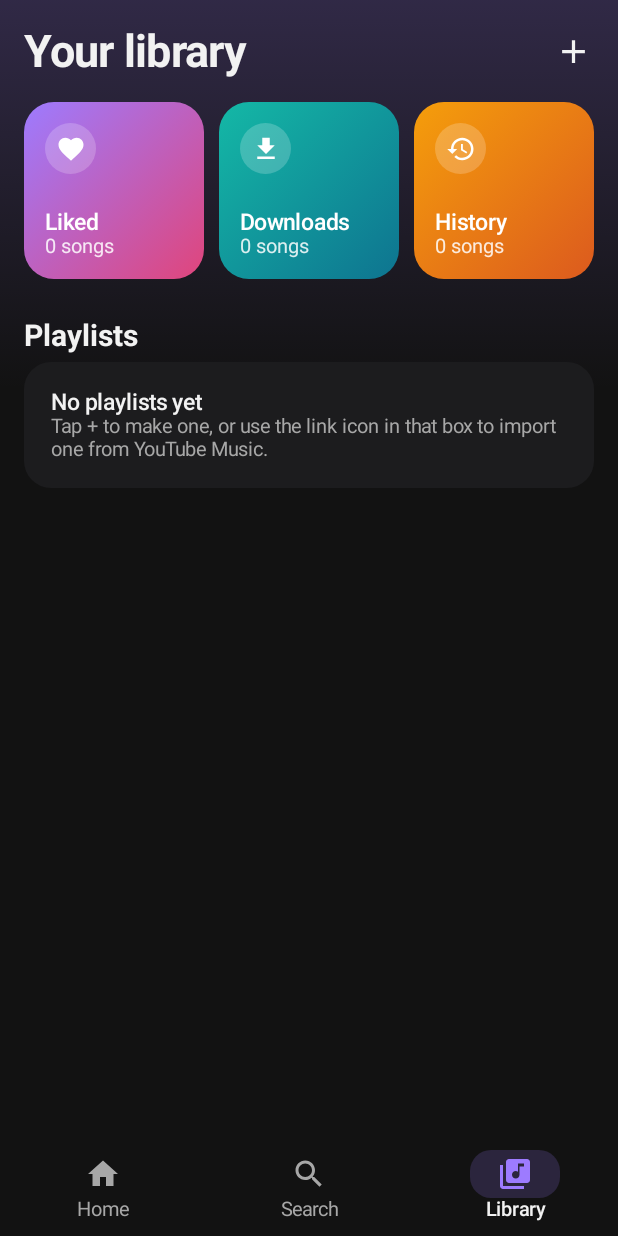
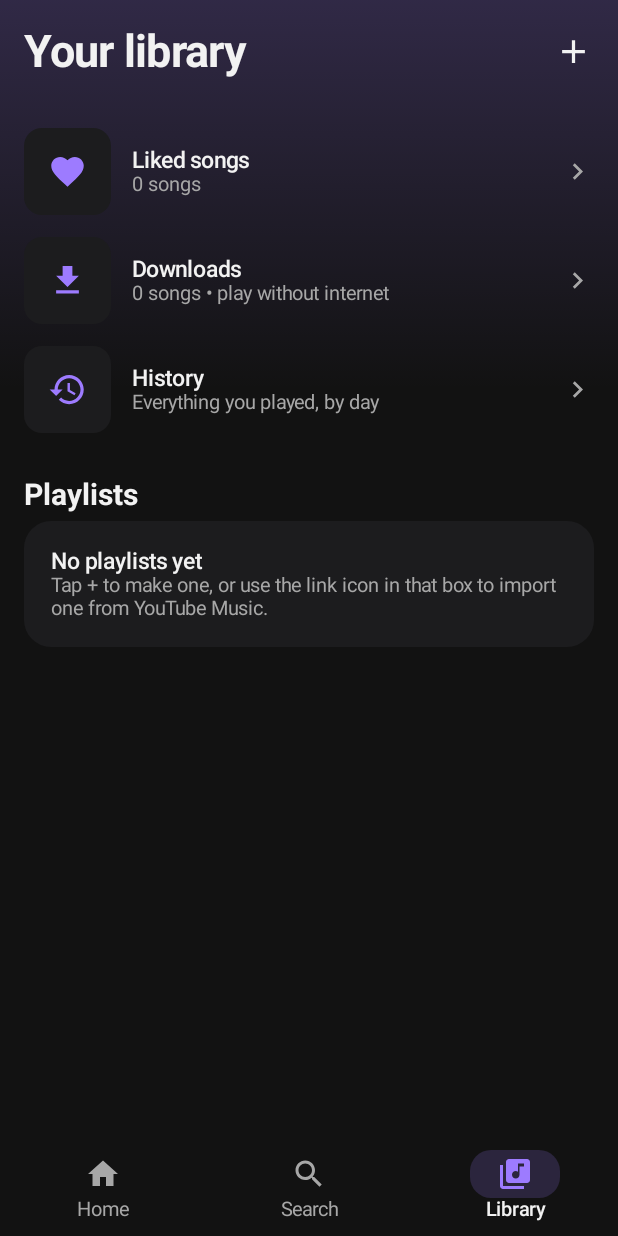
Before and after one commit to ditikrimal/tune-music, an Android app built with Jetpack Compose: the HistoryScreen screen opened through its navigation route, after a tap on "Library", on a phone screen of 412 x 824 dp. Run offline under Robolectric (Android 15) with nearby library versions, the phone set to English and light mode, and no system bars; libraries missing offline, so code that uses them is left out: org.schabi.newpipe; pictures from the network do not load; 4 statements that could not run were skipped.

Commit message:
Android Library like YouTube's You tab: History row on top, calm icon rows instead of gradient tiles
Co-Authored-By: Claude Opus 5.5 <noreply@anthropic.com>

```diff
--- a/android/app/src/main/java/app/tune/ui/Screens.kt
+++ b/android/app/src/main/java/app/tune/ui/Screens.kt
@@ -1,6 +1,9 @@
 package app.tune.ui
 
 import androidx.compose.foundation.background
+import androidx.compose.foundation.ExperimentalFoundationApi
+import androidx.compose.foundation.combinedClickable
+import androidx.compose.foundation.border
 import androidx.compose.foundation.clickable
 import androidx.compose.foundation.layout.Arrangement
 import androidx.compose.foundation.layout.Box
@@ -243,6 +246,7 @@ private fun TopResult(card: Card) {
 
 // ============================== Library ==============================
 
+@OptIn(ExperimentalFoundationApi::class)
 @Composable
 fun LibraryScreen() {
     val app = LocalApp.current
@@ -251,7 +255,8 @@ fun LibraryScreen() {
     val dv by app.graph.downloads.version.collectAsState()
     val playlists = remember(version) { app.graph.library.playlists() }
     val likedCount = remember(version) { app.graph.library.liked().size }
-    val historyCount = remember(version) { app.graph.library.history(500).size }
+    val history = remember(version) { app.graph.library.history(20).map { it.first } }
+    val ui by app.player.ui.collectAsState()
     val downloaded = remember(dv) { app.graph.downloads.downloaded().size }
     var naming by remember { mutableStateOf(false) }
     val scope = rememberCoroutineScope()
@@ -274,16 +279,38 @@ fun LibraryScreen() {
                 IconBtn(Ico.Add, "New playlist", tint = c.text, size = 26.dp) { naming = true }
             }
         }
-        // three bright tiles for the built-in collections
-        item {
-            Row(Modifier.padding(horizontal = 16.dp), horizontalArrangement = Arrangement.spacedBy(10.dp)) {
-                LibraryTile(Ico.Heart, "Liked", "$likedCount songs", listOf(c.accent, Color(0xFFE0457B)), Modifier.weight(1f)) { app.nav.navigate("liked") }
-                LibraryTile(Ico.Download, "Downloads", "$downloaded songs", listOf(Color(0xFF14B8A6), Color(0xFF0E7490)), Modifier.weight(1f)) { app.nav.navigate("downloads") }
-                LibraryTile(Ico.History, "History", "$historyCount songs", listOf(Color(0xFFF59E0B), Color(0xFFDC5A1E)), Modifier.weight(1f)) { app.nav.navigate("history") }
+        // like YouTube's "You" tab: your recent history first, as a row you can swipe
+        if (history.isNotEmpty()) {
+            item {
+                Row(Modifier.padding(start = 16.dp, end = 8.dp, top = 4.dp, bottom = 4.dp), verticalAlignment = Alignment.CenterVertically) {
+                    Text("History", style = Type.section, color = c.text, modifier = Modifier.weight(1f))
+                    Text("See all", style = Type.bodyStrong.copy(fontSize = 13.sp), color = c.text,
+                        modifier = Modifier.clip(RoundedCornerShape(16.dp)).border(1.dp, c.track, RoundedCornerShape(16.dp))
+                            .clickable { app.nav.navigate("history") }.padding(horizontal = 14.dp, vertical = 6.dp))
+                }
+            }
+            item {
+                LazyRow(contentPadding = PaddingValues(horizontal = 10.dp)) {
+                    itemsIndexed(history, key = { _, t -> "h" + t.videoId }) { i, t ->
+                        val current = ui.track?.videoId == t.videoId
+                        Column(Modifier.width(132.dp).clip(RoundedCornerShape(12.dp)).combinedClickable(
+                            onClick = { app.playList(history, i) }, onLongClick = { app.menuFor = t; app.menuPlaylistId = null }).padding(6.dp)) {
+                            Art(t.thumbnail, 120.dp, corner = 10.dp)
+                            Text(t.title, style = Type.bodyStrong.copy(fontSize = 14.sp), color = if (current) c.accentText else c.text,
+                                maxLines = 1, overflow = TextOverflow.Ellipsis, modifier = Modifier.padding(top = 6.dp))
+                            Text(t.artistLine, style = Type.caption, color = c.subtle, maxLines = 1, overflow = TextOverflow.Ellipsis)
+                        }
+                    }
+                }
             }
         }
+        // the built-in collections as calm rows
+        item { Spacer(Modifier.height(10.dp)) }
+        item { LibraryRow(Ico.Heart, "Liked songs", "$likedCount songs") { app.nav.navigate("liked") } }
+        item { LibraryRow(Ico.Download, "Downloads", "$downloaded songs \u2022 play without internet") { app.nav.navigate("downloads") } }
+        item { LibraryRow(Ico.History, "History", "Everything you played, by day") { app.nav.navigate("history") } }
         item {
-            Row(Modifier.padding(start = 16.dp, end = 16.dp, top = 26.dp, bottom = 6.dp), verticalAlignment = Alignment.CenterVertically) {
+            Row(Modifier.padding(start = 16.dp, end = 16.dp, top = 22.dp, bottom = 6.dp), verticalAlignment = Alignment.CenterVertically) {
                 Text("Playlists", style = Type.section, color = c.text, modifier = Modifier.weight(1f))
                 if (playlists.isNotEmpty()) Text("${playlists.size}", style = Type.caption, color = c.subtle)
             }
@@ -307,16 +334,19 @@ fun LibraryScreen() {
     }
 }
 
+/** A quiet library row: icon in a soft tile, title, subtitle, chevron (same rhythm as the playlist rows). */
 @Composable
-private fun LibraryTile(icon: androidx.compose.ui.graphics.vector.ImageVector, title: String, subtitle: String, colors: List<Color>,
-                        modifier: Modifier = Modifier, onClick: () -> Unit) {
-    Column(modifier.height(118.dp).clip(RoundedCornerShape(20.dp)).background(Brush.linearGradient(colors)).clickable(onClick = onClick).padding(14.dp)) {
-        Box(Modifier.size(34.dp).clip(CircleShape).background(Color(0x33FFFFFF)), contentAlignment = Alignment.Center) {
-            Icon(icon, null, tint = Color.White, modifier = Modifier.size(20.dp))
+private fun LibraryRow(icon: androidx.compose.ui.graphics.vector.ImageVector, title: String, subtitle: String, onClick: () -> Unit) {
+    val c = LocalTune.current
+    Row(Modifier.fillMaxWidth().clickable(onClick = onClick).padding(horizontal = 16.dp, vertical = 7.dp), verticalAlignment = Alignment.CenterVertically) {
+        Box(Modifier.size(58.dp).clip(RoundedCornerShape(12.dp)).background(c.card), contentAlignment = Alignment.Center) {
+            Icon(icon, null, tint = c.accentText, modifier = Modifier.size(26.dp))
         }
-        Spacer(Modifier.weight(1f))
-        Text(title, style = Type.bodyStrong, color = Color.White, maxLines = 1)
-        Text(subtitle, style = Type.caption, color = Color(0xD9FFFFFF), maxLines = 1)
+        Column(Modifier.weight(1f).padding(start = 14.dp)) {
+            Text(title, style = Type.bodyStrong, color = c.text)
+            Text(subtitle, style = Type.caption, color = c.subtle, maxLines = 1, overflow = TextOverflow.Ellipsis)
+        }
+        Icon(Ico.ChevronRight, null, tint = c.subtle, modifier = Modifier.size(22.dp))
     }
 }
 
@@ -344,8 +374,8 @@ fun HistoryScreen() {
         item { BackRow() }
         item {
             Row(Modifier.padding(horizontal = 16.dp), verticalAlignment = Alignment.CenterVertically) {
-                Box(Modifier.size(64.dp).clip(RoundedCornerShape(18.dp)).background(Brush.linearGradient(listOf(Color(0xFFF59E0B), Color(0xFFDC5A1E)))),
-                    contentAlignment = Alignment.Center) { Icon(Ico.History, null, tint = Color.White, modifier = Modifier.size(32.dp)) }
+                Box(Modifier.size(64.dp).clip(RoundedCornerShape(16.dp)).background(c.card),
+                    contentAlignment = Alignment.Center) { Icon(Ico.History, null, tint = c.accentText, modifier = Modifier.size(30.dp)) }
                 Column(Modifier.padding(start = 16.dp)) {
                     Text("History", style = Type.title1.copy(fontSize = 26.sp), color = c.text)
                     Text("${items.size} songs you played", style = Type.caption, color = c.subtle)
```
